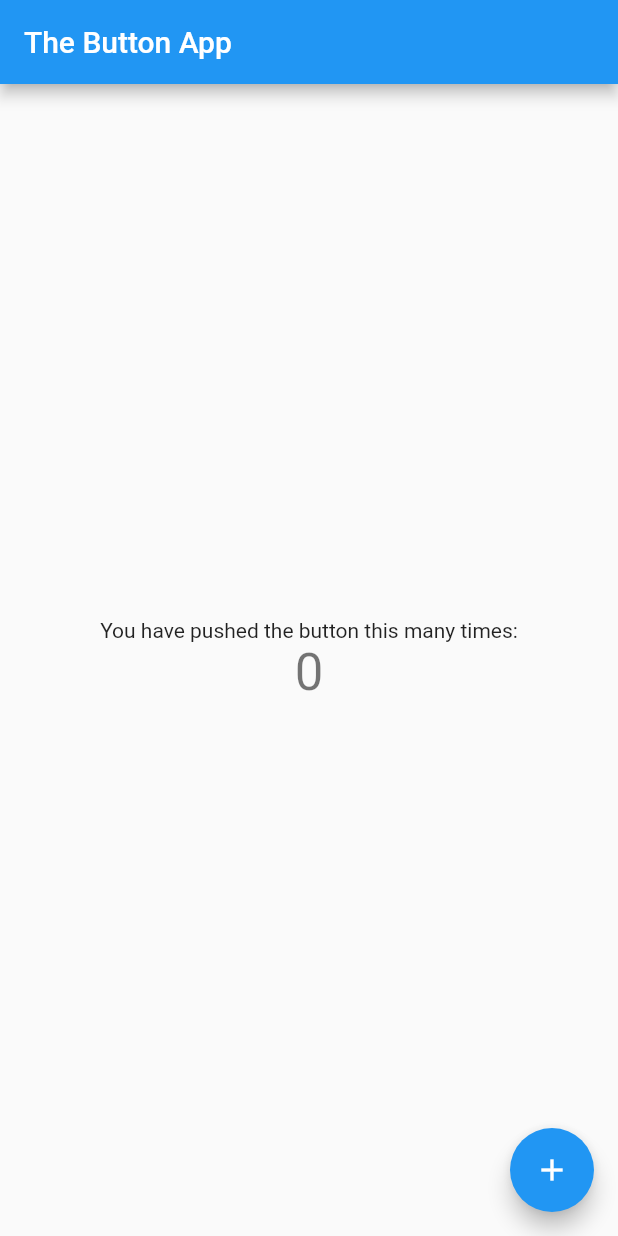
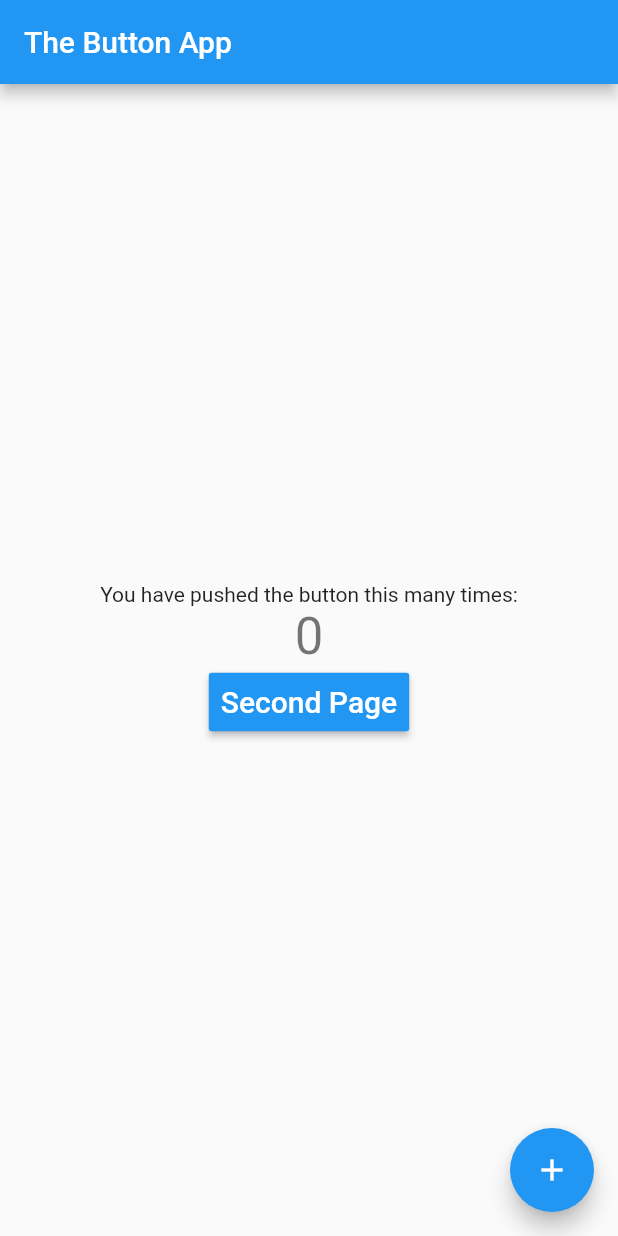
Before and after one commit to PapaManuSW/buttonapp, a Flutter app: the screen it shows after launch, on a phone screen of 412 x 824 dp. Run offline on Flutter 3.47's test engine with Material 2 defaults, Android fonts, the phone set to English and light mode, and no system bars; our stand-ins replace cloud_firestore; accounts and stored records are empty.

```diff
--- a/lib/main.dart
+++ b/lib/main.dart
@@ -1,23 +1,14 @@
+import 'package:button_app/secondary.dart';
 import 'package:flutter/material.dart';
 
 void main() => runApp(MyApp());
 
 class MyApp extends StatelessWidget {
-  // This widget is the root of your application.
   @override
   Widget build(BuildContext context) {
     return MaterialApp(
-      title: 'Flutter Demo',
+      title: 'Button App',
       theme: ThemeData(
-        // This is the theme of your application.
-        //
-        // Try running your application with "flutter run". You'll see the
-        // application has a blue toolbar. Then, without quitting the app, try
-        // changing the primarySwatch below to Colors.green and then invoke
-        // "hot reload" (press "r" in the console where you ran "flutter run",
-        // or simply save your changes to "hot reload" in a Flutter IDE).
-        // Notice that the counter didn't reset back to zero; the application
-        // is not restarted.
         primarySwatch: Colors.blue,
       ),
       home: MyHomePage(title: 'The Button App'),
@@ -48,11 +39,6 @@ class _MyHomePageState extends State<MyHomePage> {
 
   void _incrementCounter() {
     setState(() {
-      // This call to setState tells the Flutter framework that something has
-      // changed in this State, which causes it to rerun the build method below
-      // so that the display can reflect the updated values. If we changed
-      // _counter without calling setState(), then the build method would not be
-      // called again, and so nothing would appear to happen.
       _counter++;
     });
   }
@@ -72,8 +58,6 @@ class _MyHomePageState extends State<MyHomePage> {
         title: Text(widget.title),
       ),
       body: Center(
-        // Center is a layout widget. It takes a single child and positions it
-        // in the middle of the parent.
         child: Column(
           // Column is also a layout widget. It takes a list of children and
           // arranges them vertically. By default, it sizes itself to fit its
@@ -98,6 +82,22 @@ class _MyHomePageState extends State<MyHomePage> {
               '$_counter',
               style: Theme.of(context).textTheme.display1,
             ),
+            RaisedButton(
+              color: Colors.blue,
+              textColor: Colors.white,
+              disabledColor: Colors.grey,
+              disabledTextColor: Colors.black,
+              padding: EdgeInsets.all(8.0),
+              splashColor: Colors.blueAccent,
+              child: Text(
+                'Second Page',
+                style: TextStyle(fontSize: 20.0),
+              ),
+              onPressed: () {
+                Navigator.push(context,
+                    MaterialPageRoute(builder: (context) => SecondPage()));
+              },
+            ),
           ],
         ),
       ),
--- a/pubspec.yaml
+++ b/pubspec.yaml
@@ -17,6 +17,7 @@ environment:
   sdk: ">=2.1.0 <3.0.0"
 
 dependencies:
+  cloud_firestore: 0.13.0+1
   flutter:
     sdk: flutter
 
```
Also changed, not shown: lib/secondary.dart (added, +44 -0 lines), pubspec.lock, 4 other files.
